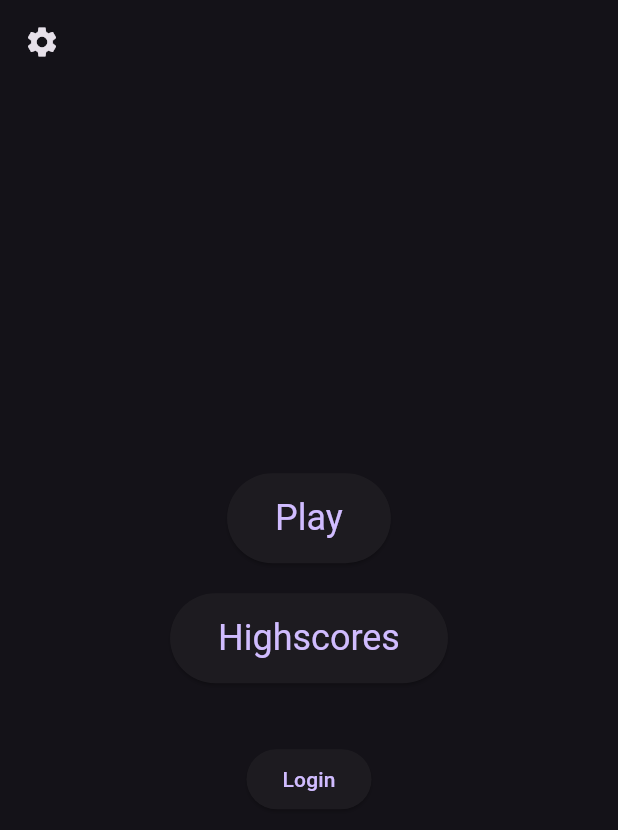
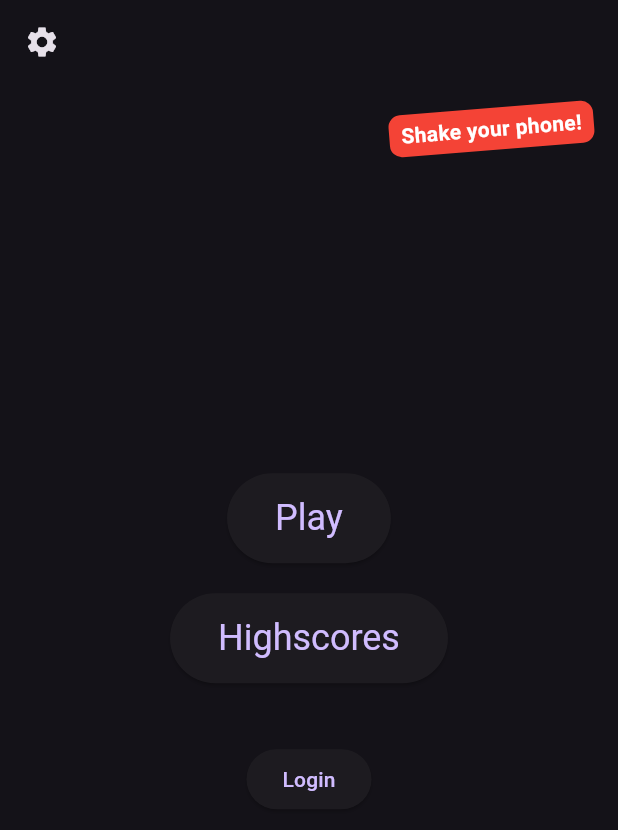
Before and after one commit to JacobBernier/tp1, a Flutter app: the screen it shows after launch, on a phone screen of 412 x 824 dp. Shown: the top 830 px of the screen. Run offline on Flutter 3.47's test engine with Material 3 defaults, Android fonts, the phone set to English and light mode, and no system bars; our stand-ins replace audioplayers, date_format, hive, hive_flutter, sensors_plus; missing offline and left inert: auth0_flutter; accounts and stored records are empty.

Commit message:
Restart combat + shake message

```diff
--- a/lib/main.dart
+++ b/lib/main.dart
@@ -10,6 +10,7 @@ import 'package:tp1/vues/creation_combat.dart';
 import 'package:tp1/vues/login.dart';
 import 'package:tp1/vues/profile.dart';
 import 'package:hive_flutter/adapters.dart';
+import 'package:tp1/vues/shake_message.dart';
 import 'package:tp1/vues/user_highscore_list.dart';
 import 'package:tp1/vues/user_profile.dart';
 import 'package:tp1/vues/theme_page.dart';
@@ -118,14 +119,28 @@ class MyHomePage extends StatefulWidget {
 }
 
 class _MyHomePageState extends State<MyHomePage> {
+  DateTime _lastShakeTime = DateTime.now();
+
   void _navigateToThemePage(BuildContext context) {
     Navigator.push(
       context,
       MaterialPageRoute(builder: (context) => ThemePage()), // ThemePage is the name of your theme change page
     );
   }
+  void _navigateToGamePage(BuildContext context) {
+    Navigator.push(
+      context,
+      MaterialPageRoute(builder: (context) => MyGamePage()), // ThemePage is the name of your theme change page
+    );
+  }
   void _listenToShake() {
     accelerometerEventStream().listen((AccelerometerEvent event) {
+      DateTime now = DateTime.now();
+      if (_lastShakeTime != null && now.difference(_lastShakeTime).inSeconds < 1) {
+        // If the last shake was less than 1 second ago, ignore this shake
+        return;
+      }
+
       double x = event.x;
       double y = event.y;
       double z = event.z;
@@ -136,6 +151,7 @@ class _MyHomePageState extends State<MyHomePage> {
       if (speed > 20) { // Define a suitable threshold
         _changeTheme();
         _playSound();
+        _lastShakeTime = now;
       }
     });
   }
@@ -173,21 +189,20 @@ class _MyHomePageState extends State<MyHomePage> {
           },
         ),
       ),
-      body: Center(
+      body: Stack(
+        children: [
+          Center(
             child: Column(
               mainAxisAlignment: MainAxisAlignment.center,
               children: [
                 // "Play" button
                 ElevatedButton(
                   onPressed: () {
-                Navigator.push(context, MaterialPageRoute(
-
-                  builder: (context) => MyGamingApp(),
-                ),
-                );
+                    _navigateToGamePage(context);
                   },
                   style: ElevatedButton.styleFrom(
-                padding: EdgeInsets.symmetric(horizontal: 32.0, vertical: 16.0), // Adjust padding
+                    padding: EdgeInsets.symmetric(
+                        horizontal: 32.0, vertical: 16.0), // Adjust padding
                     textStyle: TextStyle(fontSize: 24.0), // Increase text size
                   ),
                   child: Text('Play', style: TextStyle(fontSize: 24.0)), // Increase text size
@@ -197,14 +212,16 @@ class _MyHomePageState extends State<MyHomePage> {
                 // New button
                 ElevatedButton(
                   onPressed: () {
-                Navigator.push(context, MaterialPageRoute(
-
+                    Navigator.push(
+                      context,
+                      MaterialPageRoute(
                         builder: (context) => MyPageUserListApp(),
                       ),
                     );
                   },
                   style: ElevatedButton.styleFrom(
-                padding: EdgeInsets.symmetric(horizontal: 32.0, vertical: 16.0),
+                    padding: EdgeInsets.symmetric(
+                        horizontal: 32.0, vertical: 16.0),
                     textStyle: TextStyle(fontSize: 24.0),
                     // Customize the button style as needed
                   ),
@@ -225,8 +242,13 @@ class _MyHomePageState extends State<MyHomePage> {
               ],
             ),
           ),
+          Positioned(
+            top: 16, // Adjust the top position as needed
+            right: 16, // Adjust the right position as needed
+            child: ShakeMessage(), // Custom widget for the shake message
+          ),
+        ],
+      ),
     );
   }
-
-
 }
--- /dev/null
+++ b/lib/vues/shake_message.dart
@@ -0,0 +1,74 @@
+import 'package:flutter/material.dart';
+
+class ShakeMessage extends StatefulWidget {
+  @override
+  _ShakeMessageState createState() => _ShakeMessageState();
+}
+
+class _ShakeMessageState extends State<ShakeMessage> with TickerProviderStateMixin {
+  late AnimationController _rotationController;
+  late Animation<double> _rotationAnimation;
+  double _rotationAngle = 0.1; // Increase the rotation angle for more shake
+
+  @override
+  void initState() {
+    super.initState();
+    _setupRotationAnimation();
+  }
+
+  void _setupRotationAnimation() {
+    _rotationController = AnimationController(
+      vsync: this,
+      duration: Duration(seconds: 2),
+    );
+
+    _rotationAnimation = Tween<double>(
+      begin: -_rotationAngle,
+      end: _rotationAngle,
+    ).animate(
+      CurvedAnimation(
+        parent: _rotationController,
+        curve: Curves.linear,
+      ),
+    );
+
+    _rotationController.repeat(reverse: true);
+  }
+
+  @override
+  void dispose() {
+    _rotationController.dispose();
+    super.dispose();
+  }
+
+  @override
+  Widget build(BuildContext context) {
+    return Positioned(
+      top: 16, // Adjust the top position as needed
+      right: 16, // Adjust the right position as needed
+      child: AnimatedBuilder(
+        animation: _rotationAnimation,
+        builder: (context, child) {
+          return Transform.rotate(
+            angle: _rotationAnimation.value,
+            child: Container(
+              decoration: BoxDecoration(
+                color: Colors.red,
+                borderRadius: BorderRadius.circular(8.0),
+              ),
+              padding: EdgeInsets.symmetric(horizontal: 8.0, vertical: 4.0),
+              child: Text(
+                'Shake your phone!',
+                style: TextStyle(
+                  fontSize: 14.0, // Adjust the font size as needed
+                  fontWeight: FontWeight.bold,
+                  color: Colors.white,
+                ),
+              ),
+            ),
+          );
+        },
+      ),
+    );
+  }
+}
--- a/lib/vues/theme_page.dart
+++ b/lib/vues/theme_page.dart
@@ -16,7 +16,7 @@ class ThemePage extends StatelessWidget {
     final currentUser = utilisateurProvider.user;
     return Scaffold(
       appBar: AppBar(
-        title: Text('Theme Changer'),
+        title: Text('Parameters'),
       ),
       body: Center(
         child: Column(
```
Also changed, not shown: lib/vues/creation_combat.dart (+19 -18 lines). Lines whose indentation alone changed are shown as unchanged.
